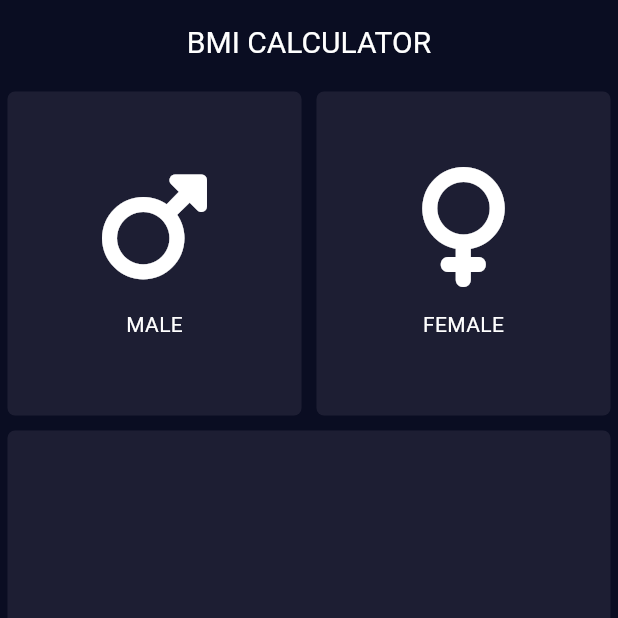
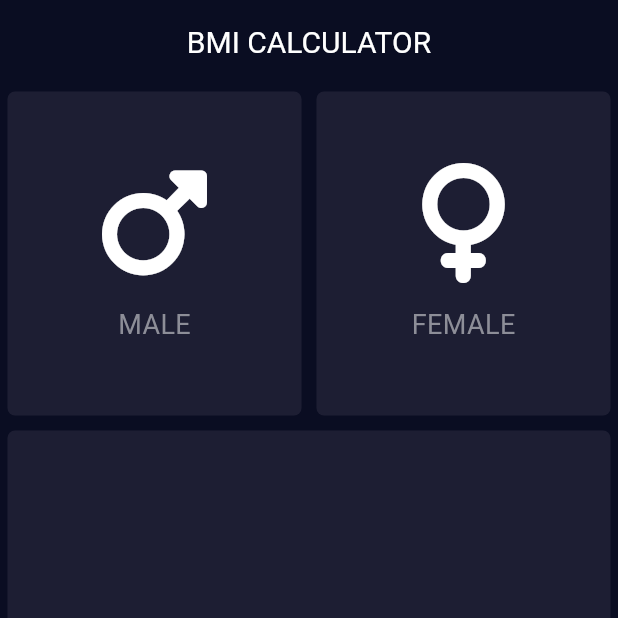
Before and after one commit to ziyadrahman/bmi-Calculator, a Flutter app: the screen it shows after launch, on a phone screen of 412 x 824 dp, the top half of it. Run offline on Flutter 3.47's test engine with Material 3 defaults, Android fonts, the phone set to English and light mode, and no system bars; our stand-ins replace font_awesome_flutter.

Commit message:
added kLabelTextStyle into constacts

```diff
--- a/lib/Components/IconContent.dart
+++ b/lib/Components/IconContent.dart
@@ -2,6 +2,7 @@ import 'package:flutter/cupertino.dart';
 import 'package:font_awesome_flutter/font_awesome_flutter.dart';
 import 'package:flutter/material.dart';
 import '../Styles/color.dart';
+import 'package:bmi_calculator_flutter_learning/Styles/Constants.dart';
 
 class IconContent extends StatelessWidget {
   final IconData icon;
@@ -14,15 +15,13 @@ class IconContent extends StatelessWidget {
       mainAxisAlignment: MainAxisAlignment.center,
       crossAxisAlignment: CrossAxisAlignment.center,
       children: <Widget>[
-        Icon(icon, color: cardContentColor, size: 80.0),
+        Icon(icon, color: kCardContentColor, size: 80.0),
         const SizedBox(
           height: 15.0,
         ),
         Text(
           label,
-          style: const TextStyle(
-            color: cardContentColor,
-          ),
+          style: kLabelTextStyle,
         )
       ],
     );
--- /dev/null
+++ b/lib/Styles/Constants.dart
@@ -0,0 +1,6 @@
+import 'package:flutter/material.dart';
+
+const kLabelTextStyle = TextStyle(
+  fontSize: 18.0,
+  color: Color(0xFF8D8E98),
+);
--- a/lib/Styles/color.dart
+++ b/lib/Styles/color.dart
@@ -1,5 +1,5 @@
 import 'package:flutter/material.dart';
 
-const bottomContainerColor = Color(0xFFeb1555);
-const reusableCardColor = Color(0xFF1D1E33);
-const cardContentColor = Color(0xffffffff);
+const kBottomContainerColor = Color(0xFFeb1555);
+const kReusableCardColor = Color(0xFF1D1E33);
+const kCardContentColor = Color(0xffffffff);
--- a/lib/main.dart
+++ b/lib/main.dart
@@ -97,7 +97,7 @@ class _MyHomePageState extends State<MyHomePage> {
                       ? activeCardColor
                       : inActiveCardColor,
                   key: null,
-                  cardChild: IconContent(
+                  cardChild: const IconContent(
                     key: null,
                     icon: FontAwesomeIcons.venus,
                     label: 'FEMALE',
@@ -116,18 +116,18 @@ class _MyHomePageState extends State<MyHomePage> {
               children: <Widget>[
                 Expanded(
                     child: ReusableCard(
-                  color: reusableCardColor,
+                  color: kReusableCardColor,
                   key: null,
                 )),
                 Expanded(
                     child: ReusableCard(
-                  color: reusableCardColor,
+                  color: kReusableCardColor,
                   key: null,
                 )),
               ],
             )),
             Container(
-                color: bottomContainerColor,
+                color: kBottomContainerColor,
                 margin: const EdgeInsets.only(top: 10.0),
                 height: bottomContainerHeight,
                 width: double.infinity,
```
